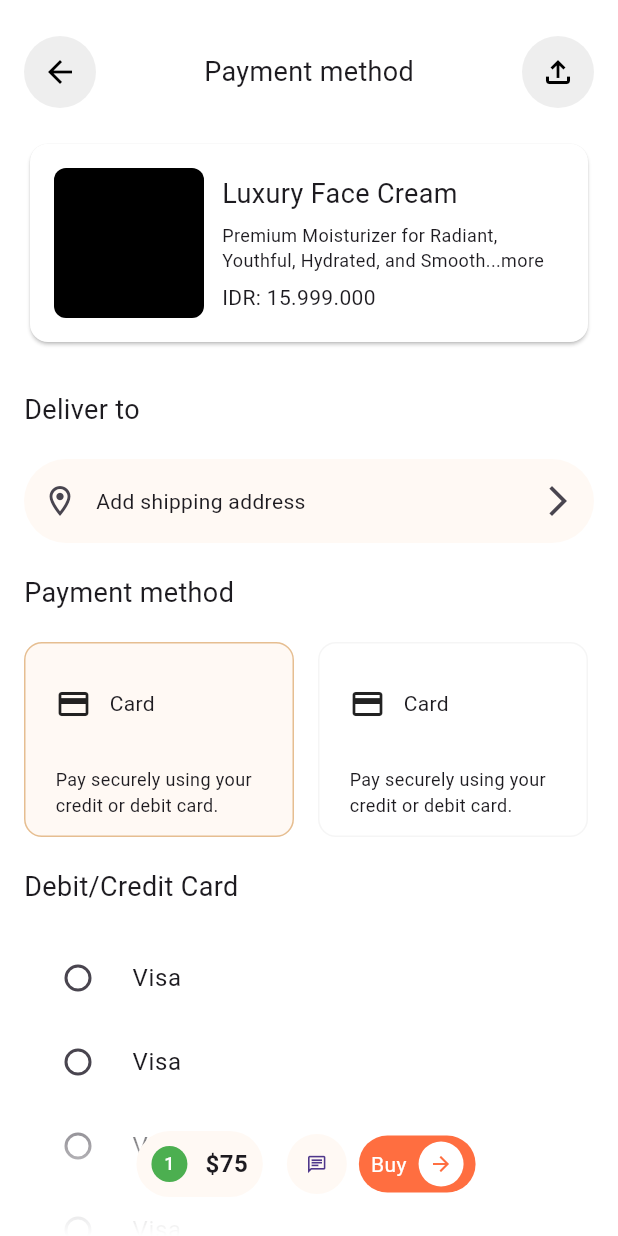
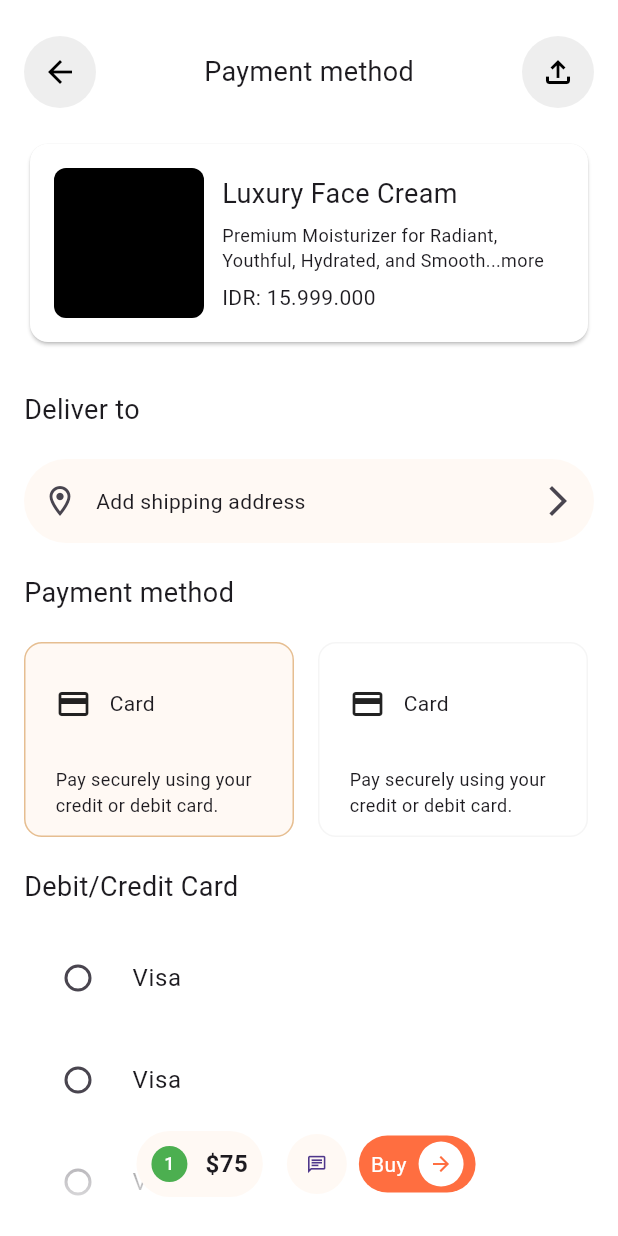
Before and after one commit to JAICHANGPARK/flutter_notebook_chapter_43, a Flutter app: the MarketplacePaymentMethodPage screen opened directly, on a phone screen of 412 x 824 dp. Run offline on Flutter 3.47's test engine with Material 3 defaults, Android fonts, the phone set to English and light mode, and no system bars; our stand-ins replace gap, hugeicons.

Commit message:
Update marketplace_payment_method_page.dart

```diff
--- a/lib/ep2168_marketplace_app/ui/marketplace_payment_method_page.dart
+++ b/lib/ep2168_marketplace_app/ui/marketplace_payment_method_page.dart
@@ -192,6 +192,9 @@ class _MarketplacePaymentMethodPageState extends State<MarketplacePaymentMethodP
                     child: ListView.builder(
                       itemBuilder: (context, index) {
                         return Container(
+                          margin: EdgeInsets.only(
+                            bottom: 12
+                          ),
                           decoration: ShapeDecoration(
                             shape: StadiumBorder(),
 
```
